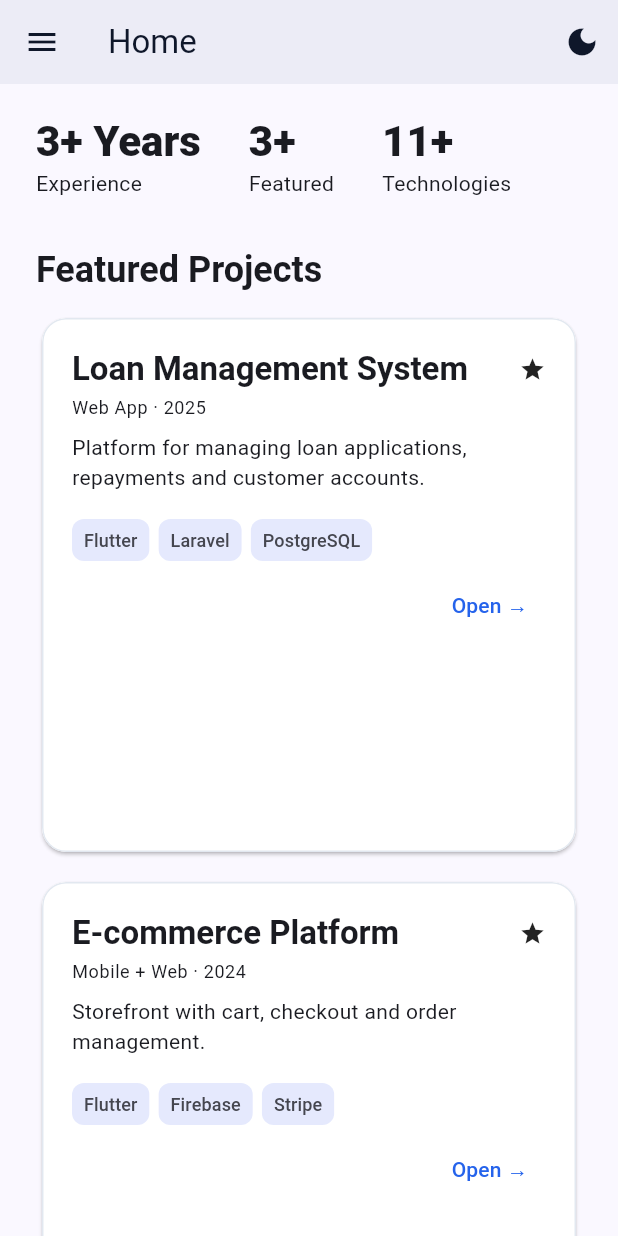
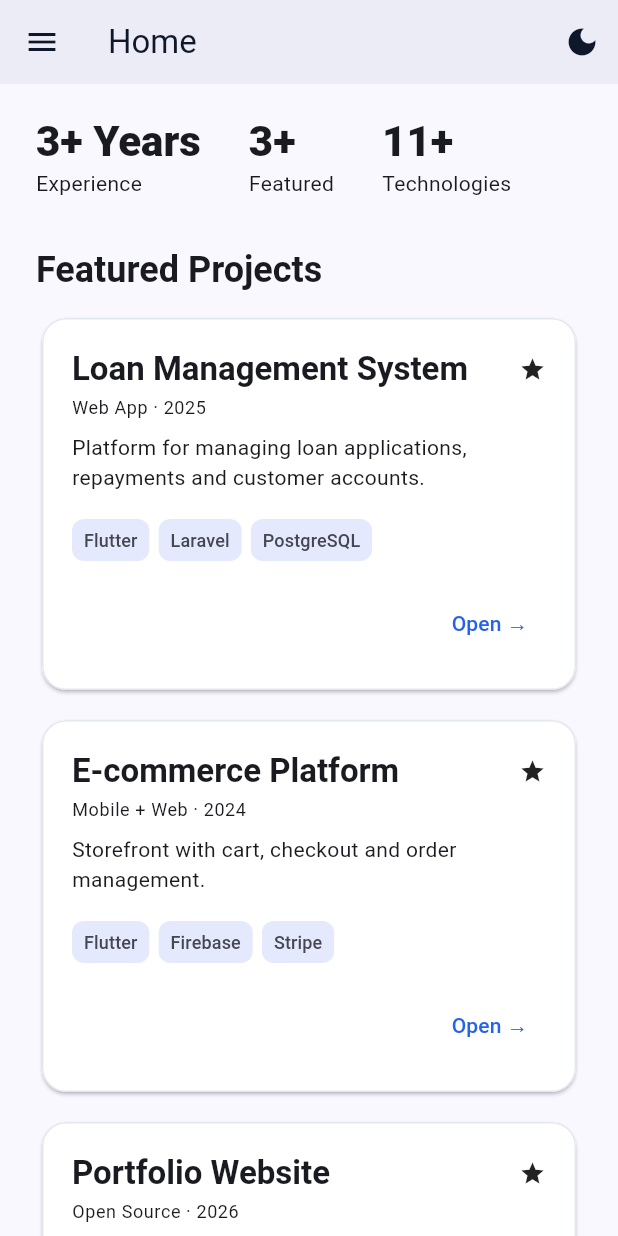
Before and after one commit to oyinss/portfolio, a Flutter app: the screen it shows after launch, scrolled down 576 dp, on a phone screen of 412 x 824 dp. Run offline on Flutter 3.47's test engine with Material 3 defaults, Android fonts, the phone set to English and light mode, and no system bars; our stand-ins replace file_picker, flutter_svg, go_router, image_picker, shared_preferences.

Commit message:
Fix project cards: drop Spacer (unbounded flex crash), self-sizing Wrap grids, null-safe skeleton

```diff
--- a/app/lib/features/home/home_page.dart
+++ b/app/lib/features/home/home_page.dart
@@ -73,19 +73,22 @@ class _HomeBody extends StatelessWidget {
           const SizedBox(height: 32),
           Text('Featured Projects', style: text.headlineSmall?.copyWith(fontWeight: FontWeight.w700)),
           const SizedBox(height: 12),
-          GridView.count(
-            crossAxisCount: wide ? 3 : 1,
-            shrinkWrap: true,
-            physics: const NeverScrollableScrollPhysics(),
-            mainAxisSpacing: 12,
-            crossAxisSpacing: 12,
+          LayoutBuilder(
+            builder: (context, constraints) {
+              final tileWidth =
+                  wide ? (constraints.maxWidth - 24) / 3 : constraints.maxWidth;
+              return Wrap(
+                spacing: 12,
+                runSpacing: 12,
                 children: [
                   for (final p in featured)
                     SizedBox(
-                  height: 400,
+                      width: tileWidth,
                       child: ProjectCard(project: p, onTap: () => context.go('/projects/${p.slug}')),
                     ),
                 ],
+              );
+            },
           ),
           const SizedBox(height: 20),
           _Socials(repo: PortfolioScope.of(context)),
--- a/app/lib/shared/widgets/async_view.dart
+++ b/app/lib/shared/widgets/async_view.dart
@@ -68,7 +68,8 @@ class _Skeleton extends StatelessWidget {
 
   @override
   Widget build(BuildContext context) {
-    final base = context.tokens.border;
+    final base = Theme.of(context).extension<AppTokens>()?.border ??
+        Theme.of(context).colorScheme.surfaceContainerHighest;
     Widget bar(double width, double height) => Container(
           width: width,
           height: height,
--- a/app/lib/shared/widgets/project_card.dart
+++ b/app/lib/shared/widgets/project_card.dart
@@ -59,7 +59,7 @@ class ProjectCard extends StatelessWidget {
                     runSpacing: 6,
                     children: [for (final t in project.technologies) TechChip(label: t)],
                   ),
-                  const Spacer(),
+                  const SizedBox(height: 12),
                   Align(
                     alignment: Alignment.centerRight,
                     child: TextButton(onPressed: onTap, child: const Text('Open →')),
```
Also changed, not shown: app/lib/features/projects/projects_page.dart (+17 -11 lines). Lines whose indentation alone changed are shown as unchanged.
